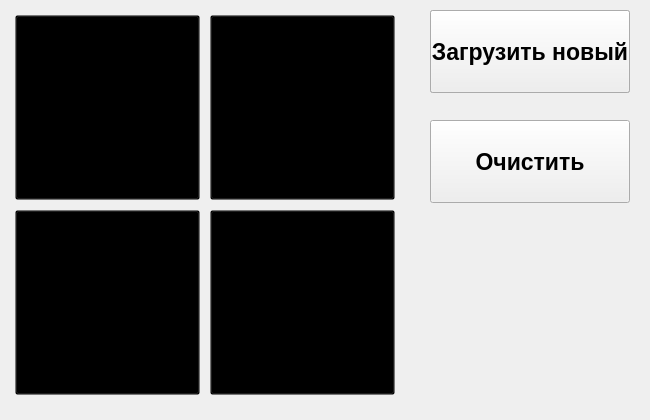
Qt form Log_menu/avatar_choice.ui (Gunlin078/Lab_5) before a commit.
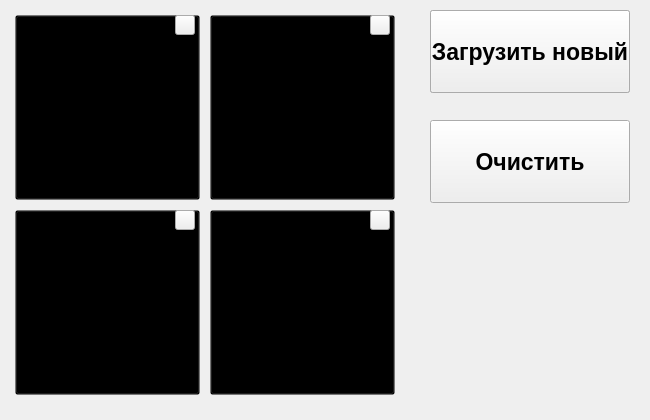
The same form after that commit. Icons and pictures are not drawn.

```diff
--- a/Log_menu/avatar_choice.ui
+++ b/Log_menu/avatar_choice.ui
@@ -410,6 +410,70 @@
     <string>Очистить</string>
    </property>
   </widget>
+  <widget class="QPushButton" name="photo_1_clean_PB">
+   <property name="geometry">
+    <rect>
+     <x>175</x>
+     <y>15</y>
+     <width>20</width>
+     <height>20</height>
+    </rect>
+   </property>
+   <property name="styleSheet">
+    <string notr="true">image: url(:/resourses/Images/Red_Cross.png);</string>
+   </property>
+   <property name="text">
+    <string/>
+   </property>
+  </widget>
+  <widget class="QPushButton" name="photo_2_clean_PB">
+   <property name="geometry">
+    <rect>
+     <x>370</x>
+     <y>15</y>
+     <width>20</width>
+     <height>20</height>
+    </rect>
+   </property>
+   <property name="styleSheet">
+    <string notr="true">image: url(:/resourses/Images/Red_Cross.png);</string>
+   </property>
+   <property name="text">
+    <string/>
+   </property>
+  </widget>
+  <widget class="QPushButton" name="photo_3_clean_PB">
+   <property name="geometry">
+    <rect>
+     <x>175</x>
+     <y>210</y>
+     <width>20</width>
+     <height>20</height>
+    </rect>
+   </property>
+   <property name="styleSheet">
+    <string notr="true">image: url(:/resourses/Images/Red_Cross.png);</string>
+   </property>
+   <property name="text">
+    <string/>
+   </property>
+  </widget>
+  <widget class="QPushButton" name="photo_4_clean_PB">
+   <property name="geometry">
+    <rect>
+     <x>370</x>
+     <y>210</y>
+     <width>20</width>
+     <height>20</height>
+    </rect>
+   </property>
+   <property name="styleSheet">
+    <string notr="true">image: url(:/resourses/Images/Red_Cross.png);</string>
+   </property>
+   <property name="text">
+    <string/>
+   </property>
+  </widget>
  </widget>
  <resources/>
  <connections/>
```
Left out of the diff: 8 changed lines with no effect on the pictures.
